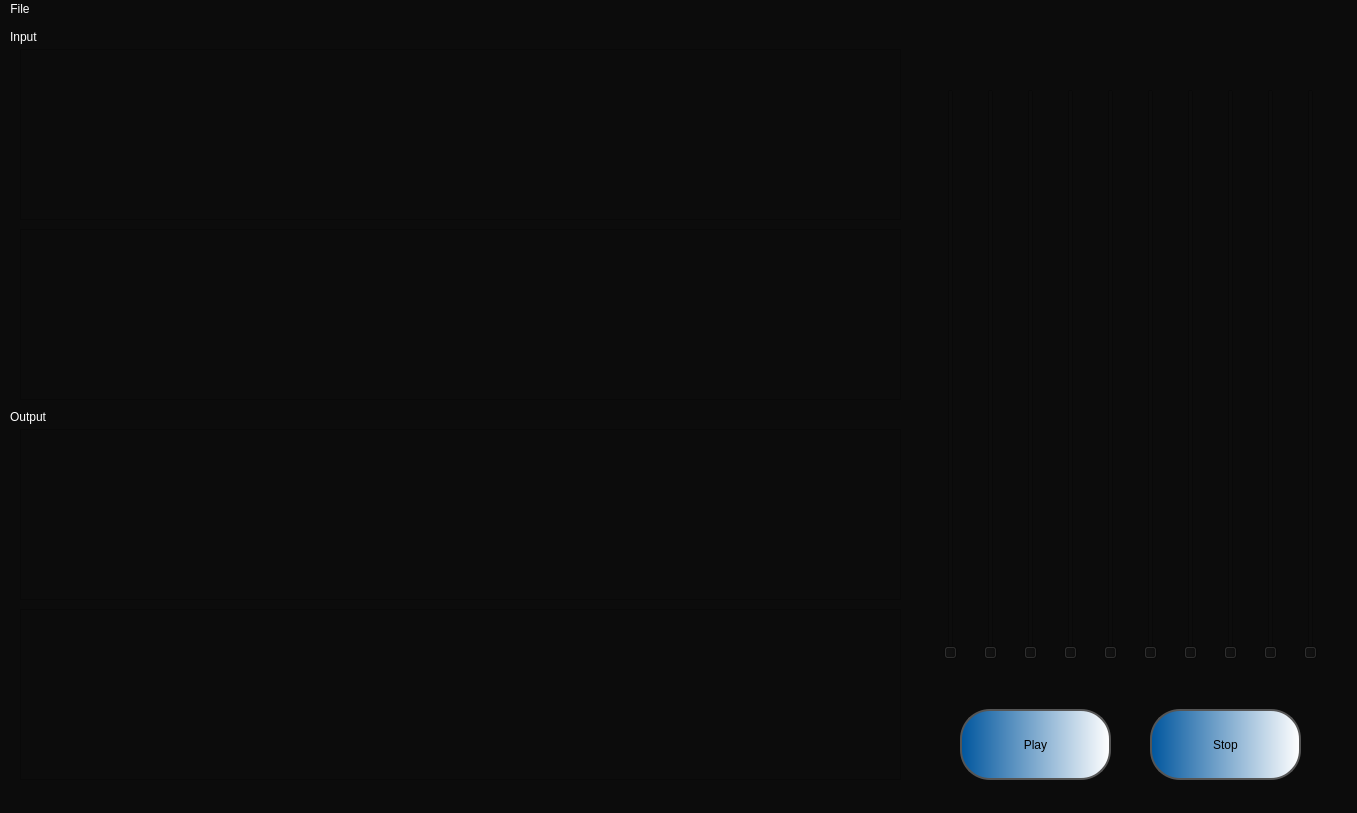
This is ui.ui in ayaehab/Audio-Equalizer as Qt 5 draws it before an edit. The edited form follows.
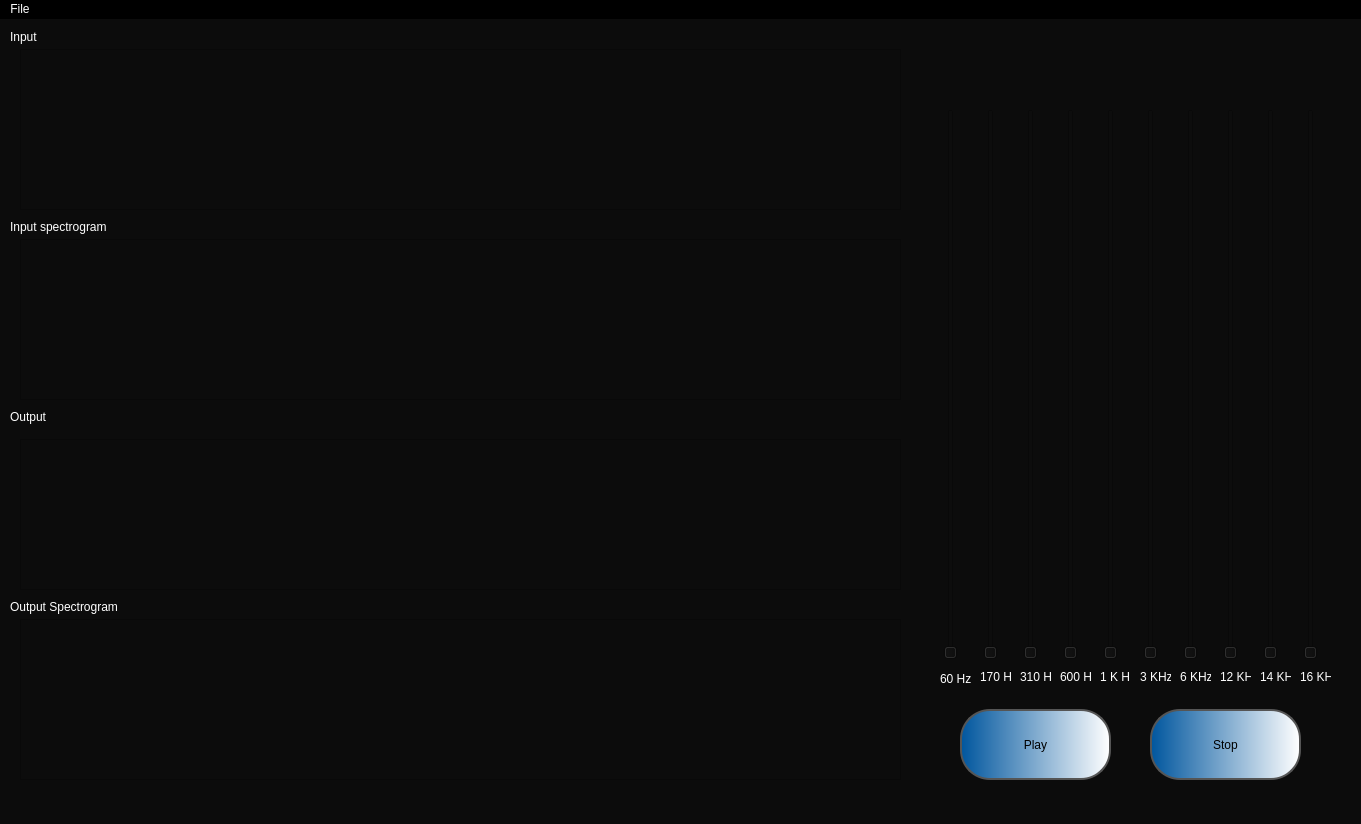
This is the edited form. Custom widgets are drawn as their Qt base class.

```diff
--- a/ui.ui
+++ b/ui.ui
@@ -6,12 +6,18 @@
    <rect>
     <x>0</x>
     <y>0</y>
-    <width>1357</width>
-    <height>813</height>
+    <width>1361</width>
+    <height>824</height>
    </rect>
   </property>
   <property name="windowTitle">
-   <string>MainWindow</string>
+   <string>Equalizer</string>
+  </property>
+  <property name="accessibleName">
+   <string/>
+  </property>
+  <property name="autoFillBackground">
+   <bool>false</bool>
   </property>
   <property name="styleSheet">
    <string notr="true">background-color: rgb(12, 12, 12);
@@ -25,7 +31,7 @@
       <x>20</x>
       <y>30</y>
       <width>881</width>
-      <height>171</height>
+      <height>161</height>
      </rect>
     </property>
    </widget>
@@ -33,9 +39,9 @@
     <property name="geometry">
      <rect>
       <x>20</x>
-      <y>210</y>
+      <y>220</y>
       <width>881</width>
-      <height>171</height>
+      <height>161</height>
      </rect>
     </property>
    </widget>
@@ -43,9 +49,9 @@
     <property name="geometry">
      <rect>
       <x>20</x>
-      <y>410</y>
+      <y>420</y>
       <width>881</width>
-      <height>171</height>
+      <height>151</height>
      </rect>
     </property>
    </widget>
@@ -53,9 +59,9 @@
     <property name="geometry">
      <rect>
       <x>20</x>
-      <y>590</y>
+      <y>600</y>
       <width>881</width>
-      <height>171</height>
+      <height>161</height>
      </rect>
     </property>
    </widget>
@@ -63,9 +69,9 @@
     <property name="geometry">
      <rect>
       <x>1260</x>
-      <y>70</y>
+      <y>90</y>
       <width>22</width>
-      <height>571</height>
+      <height>551</height>
      </rect>
     </property>
     <property name="orientation">
@@ -123,9 +129,9 @@
     <property name="geometry">
      <rect>
       <x>1220</x>
-      <y>70</y>
+      <y>90</y>
       <width>22</width>
-      <height>571</height>
+      <height>551</height>
      </rect>
     </property>
     <property name="orientation">
@@ -136,9 +142,9 @@
     <property name="geometry">
      <rect>
       <x>1140</x>
-      <y>70</y>
+      <y>90</y>
       <width>22</width>
-      <height>571</height>
+      <height>551</height>
      </rect>
     </property>
     <property name="orientation">
@@ -149,9 +155,9 @@
     <property name="geometry">
      <rect>
       <x>1180</x>
-      <y>70</y>
+      <y>90</y>
       <width>22</width>
-      <height>571</height>
+      <height>551</height>
      </rect>
     </property>
     <property name="orientation">
@@ -162,9 +168,9 @@
     <property name="geometry">
      <rect>
       <x>1100</x>
-      <y>70</y>
+      <y>90</y>
       <width>22</width>
-      <height>571</height>
+      <height>551</height>
      </rect>
     </property>
     <property name="orientation">
@@ -175,9 +181,9 @@
     <property name="geometry">
      <rect>
       <x>1060</x>
-      <y>70</y>
+      <y>90</y>
       <width>22</width>
-      <height>571</height>
+      <height>551</height>
      </rect>
     </property>
     <property name="orientation">
@@ -188,9 +194,9 @@
     <property name="geometry">
      <rect>
       <x>1300</x>
-      <y>70</y>
+      <y>90</y>
       <width>22</width>
-      <height>571</height>
+      <height>551</height>
      </rect>
     </property>
     <property name="orientation">
@@ -201,9 +207,9 @@
     <property name="geometry">
      <rect>
       <x>1020</x>
-      <y>70</y>
+      <y>90</y>
       <width>22</width>
-      <height>571</height>
+      <height>551</height>
      </rect>
     </property>
     <property name="styleSheet">
@@ -217,9 +223,9 @@
     <property name="geometry">
      <rect>
       <x>980</x>
-      <y>70</y>
+      <y>90</y>
       <width>22</width>
-      <height>571</height>
+      <height>551</height>
      </rect>
     </property>
     <property name="orientation">
@@ -230,9 +236,9 @@
     <property name="geometry">
      <rect>
       <x>940</x>
-      <y>70</y>
+      <y>90</y>
       <width>22</width>
-      <height>571</height>
+      <height>551</height>
      </rect>
     </property>
     <property name="orientation">
@@ -271,16 +277,208 @@
      <string>Output</string>
     </property>
    </widget>
+   <widget class="QLabel" name="label_3">
+    <property name="geometry">
+     <rect>
+      <x>10</x>
+      <y>200</y>
+      <width>111</width>
+      <height>16</height>
+     </rect>
+    </property>
+    <property name="text">
+     <string>Input spectrogram</string>
+    </property>
+   </widget>
+   <widget class="QLabel" name="label_4">
+    <property name="geometry">
+     <rect>
+      <x>10</x>
+      <y>580</y>
+      <width>121</width>
+      <height>16</height>
+     </rect>
+    </property>
+    <property name="text">
+     <string>Output Spectrogram</string>
+    </property>
+   </widget>
+   <widget class="QLabel" name="label_5">
+    <property name="geometry">
+     <rect>
+      <x>940</x>
+      <y>650</y>
+      <width>31</width>
+      <height>20</height>
+     </rect>
+    </property>
+    <property name="styleSheet">
+     <string notr="true">
+font: 6pt &quot;MS Shell Dlg 2&quot;;</string>
+    </property>
+    <property name="text">
+     <string>60 Hz</string>
+    </property>
+   </widget>
+   <widget class="QLabel" name="label_6">
+    <property name="geometry">
+     <rect>
+      <x>980</x>
+      <y>650</y>
+      <width>31</width>
+      <height>16</height>
+     </rect>
+    </property>
+    <property name="styleSheet">
+     <string notr="true">font: 6pt &quot;MS Shell Dlg 2&quot;;</string>
+    </property>
+    <property name="text">
+     <string>170 Hz</string>
+    </property>
+   </widget>
+   <widget class="QLabel" name="label_7">
+    <property name="geometry">
+     <rect>
+      <x>1020</x>
+      <y>650</y>
+      <width>31</width>
+      <height>16</height>
+     </rect>
+    </property>
+    <property name="styleSheet">
+     <string notr="true">font: 6pt &quot;MS Shell Dlg 2&quot;;
+color: rgb(255, 255, 255);</string>
+    </property>
+    <property name="text">
+     <string>310 Hz</string>
+    </property>
+   </widget>
+   <widget class="QLabel" name="label_8">
+    <property name="geometry">
+     <rect>
+      <x>1060</x>
+      <y>650</y>
+      <width>31</width>
+      <height>16</height>
+     </rect>
+    </property>
+    <property name="styleSheet">
+     <string notr="true">font: 6pt &quot;MS Shell Dlg 2&quot;;</string>
+    </property>
+    <property name="text">
+     <string>600 Hz</string>
+    </property>
+   </widget>
+   <widget class="QLabel" name="label_9">
+    <property name="geometry">
+     <rect>
+      <x>1100</x>
+      <y>650</y>
+      <width>31</width>
+      <height>16</height>
+     </rect>
+    </property>
+    <property name="styleSheet">
+     <string notr="true">font: 6pt &quot;MS Shell Dlg 2&quot;;</string>
+    </property>
+    <property name="text">
+     <string>1 K H z</string>
+    </property>
+   </widget>
+   <widget class="QLabel" name="label_10">
+    <property name="geometry">
+     <rect>
+      <x>1140</x>
+      <y>650</y>
+      <width>31</width>
+      <height>16</height>
+     </rect>
+    </property>
+    <property name="styleSheet">
+     <string notr="true">font: 6pt &quot;MS Shell Dlg 2&quot;;</string>
+    </property>
+    <property name="text">
+     <string>3 KHz</string>
+    </property>
+   </widget>
+   <widget class="QLabel" name="label_11">
+    <property name="geometry">
+     <rect>
+      <x>1180</x>
+      <y>650</y>
+      <width>31</width>
+      <height>16</height>
+     </rect>
+    </property>
+    <property name="styleSheet">
+     <string notr="true">font: 6pt &quot;MS Shell Dlg 2&quot;;</string>
+    </property>
+    <property name="text">
+     <string>6 KHz</string>
+    </property>
+   </widget>
+   <widget class="QLabel" name="label_12">
+    <property name="geometry">
+     <rect>
+      <x>1220</x>
+      <y>650</y>
+      <width>31</width>
+      <height>16</height>
+     </rect>
+    </property>
+    <property name="styleSheet">
+     <string notr="true">font: 6pt &quot;MS Shell Dlg 2&quot;;</string>
+    </property>
+    <property name="text">
+     <string>12 KHz</string>
+    </property>
+   </widget>
+   <widget class="QLabel" name="label_13">
+    <property name="geometry">
+     <rect>
+      <x>1260</x>
+      <y>650</y>
+      <width>31</width>
+      <height>16</height>
+     </rect>
+    </property>
+    <property name="styleSheet">
+     <string notr="true">font: 6pt &quot;MS Shell Dlg 2&quot;;</string>
+    </property>
+    <property name="text">
+     <string>14 KHz</string>
+    </property>
+   </widget>
+   <widget class="QLabel" name="label_14">
+    <property name="geometry">
+     <rect>
+      <x>1300</x>
+      <y>650</y>
+      <width>31</width>
+      <height>16</height>
+     </rect>
+    </property>
+    <property name="styleSheet">
+     <string notr="true">font: 6pt &quot;MS Shell Dlg 2&quot;;</string>
+    </property>
+    <property name="text">
+     <string>16 KHz</string>
+    </property>
+   </widget>
   </widget>
   <widget class="QMenuBar" name="menubar">
    <property name="geometry">
     <rect>
      <x>0</x>
      <y>0</y>
-     <width>1357</width>
+     <width>1361</width>
      <height>26</height>
     </rect>
    </property>
+   <property name="styleSheet">
+    <string notr="true">background-color: rgb(0, 0, 0);
+alternate-background-color: rgb(74, 74, 74);</string>
+   </property>
    <widget class="QMenu" name="menufile">
     <property name="title">
      <string>File</string>
```
Left out of the diff: 16 changed lines with no effect on the pictures.
